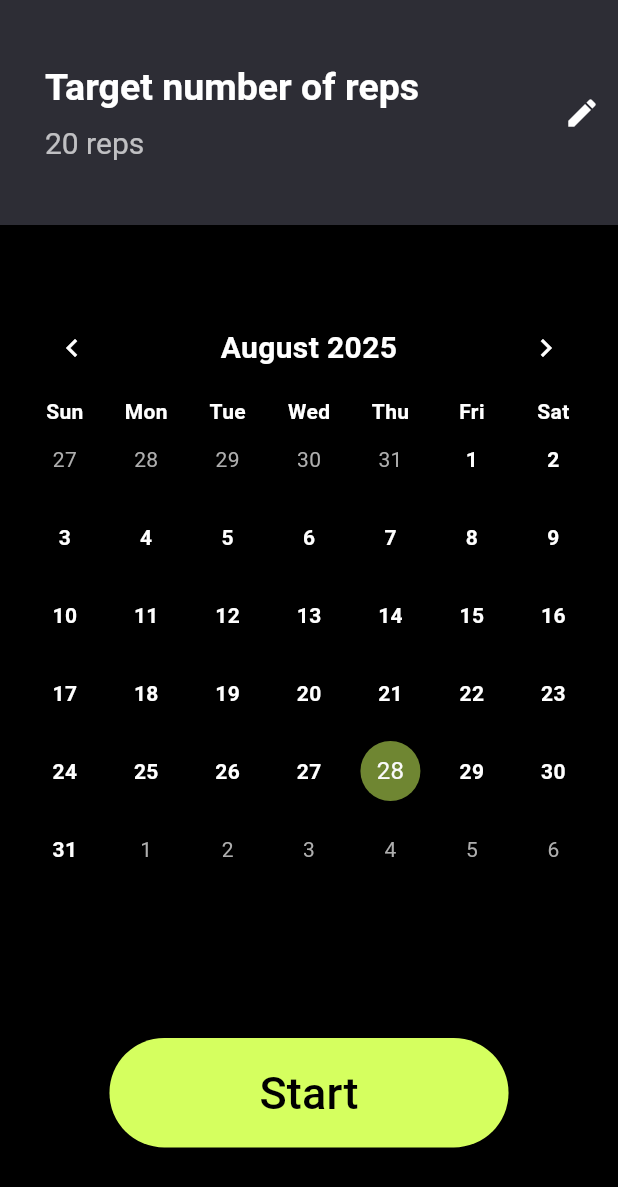
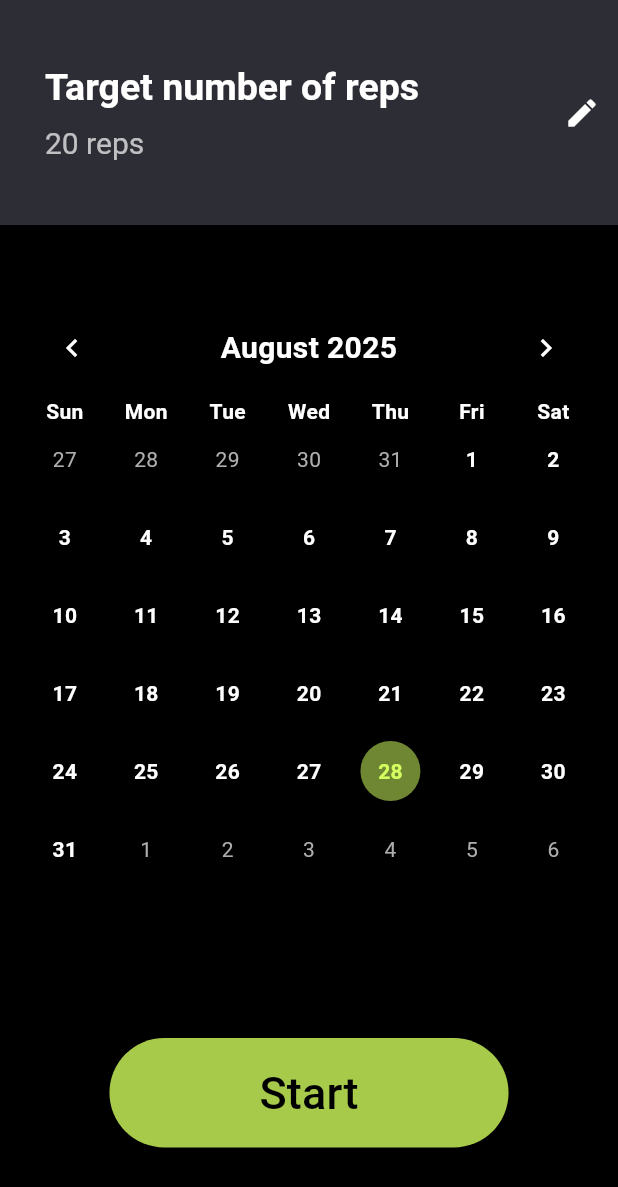
Before and after one commit to itomo2/push-app, a Flutter app: the screen it shows after launch, on a phone screen of 412 x 824 dp. Shown: the top 1187 px of the screen. Run offline on Flutter 3.47's test engine with Material 3 defaults, Android fonts, the phone set to English and light mode, and no system bars; drawn by our look-alikes of table_calendar; our stand-ins replace hive, hive_flutter; missing offline and left inert: proximity_sensor; accounts and stored records are empty.

Commit message:
色変更

```diff
--- a/push_app/lib/main.dart
+++ b/push_app/lib/main.dart
@@ -279,6 +279,7 @@ class _CalendarState extends State<Calendar> { // Calendar画面の状態管理
                       color:Color.fromARGB(134, 212, 255, 95), // 今日の背景色
                       shape: BoxShape.circle, // 今日の形状
                     ),
+                    todayTextStyle: TextStyle(color: const Color.fromARGB(255, 212, 255, 95),fontWeight: FontWeight.w700), // 今日の日付の文字色
                   ),
                   headerStyle: HeaderStyle(
                     formatButtonVisible: false, // フォーマット切替ボタン非表示
@@ -303,7 +304,7 @@ class _CalendarState extends State<Calendar> { // Calendar画面の状態管理
                     );
                   },
                   style: ElevatedButton.styleFrom(
-                    backgroundColor: const Color(0xFFD5FF5F), // ボタンの背景色
+                    backgroundColor: const Color.fromARGB(202, 212, 255, 95), // ボタンの背景色
                     padding: const EdgeInsets.symmetric(horizontal: 100, vertical: 15), // ボタンの内側の余白
                     shape: RoundedRectangleBorder(
                       borderRadius: BorderRadius.circular(50), // ボタンの角を丸くする
```
